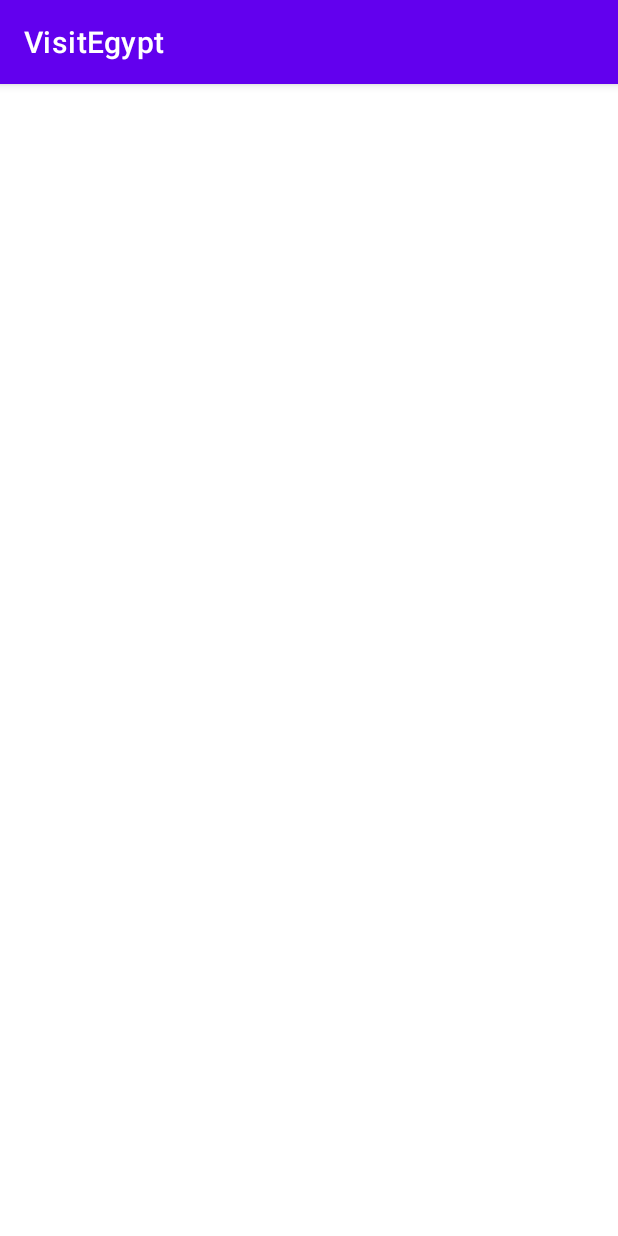
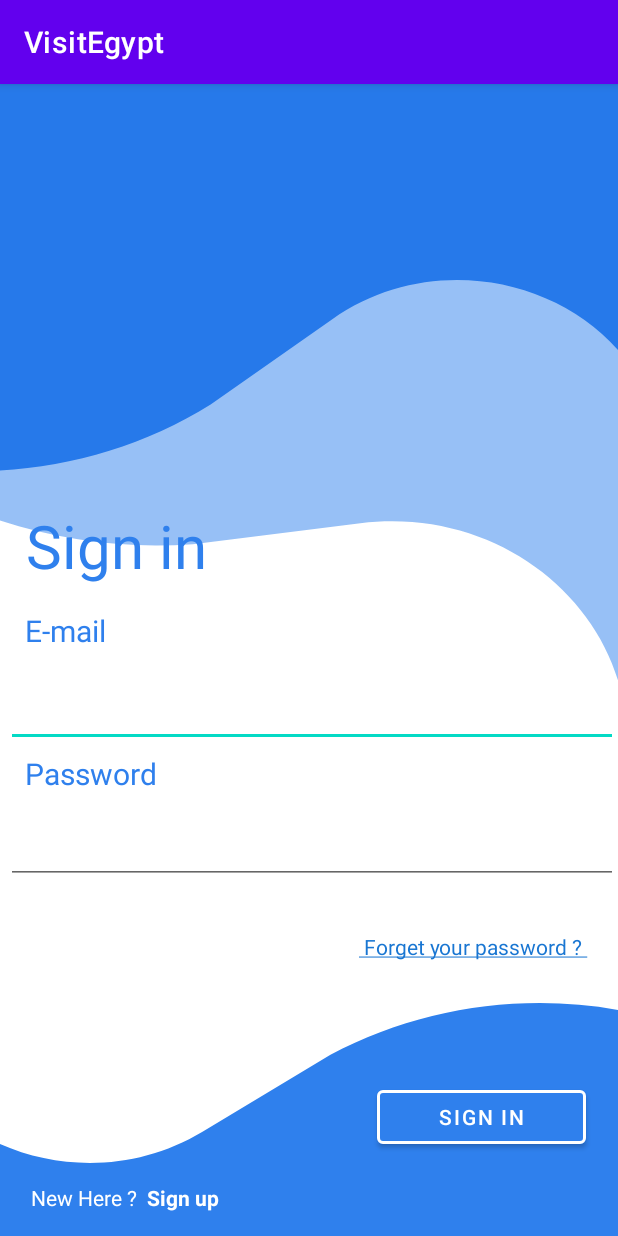
Before and after one commit to Visit-Egypt/Android, an Android app: the SignInActivity screen opened directly, with no data from a screen before it, on a phone screen of 412 x 824 dp. Run offline under Robolectric (Android 15) with nearby library versions, the phone set to English and light mode, and no system bars.

Commit message:
Design Sign in Layout

```diff
--- /dev/null
+++ b/app/src/main/res/drawable/ic_auth.xml
@@ -0,0 +1,40 @@
+<vector xmlns:android="http://schemas.android.com/apk/res/android"
+    android:width="191dp"
+    android:height="69dp"
+    android:viewportWidth="191"
+    android:viewportHeight="69">
+  <path
+      android:pathData="M14,9L49,9A5,5 0,0 1,54 14L54,49A5,5 0,0 1,49 54L14,54A5,5 0,0 1,9 49L9,14A5,5 0,0 1,14 9z"
+      android:fillColor="#ffffff"/>
+  <path
+      android:pathData="M42.531,29.297H41.625V29.25H31.5V33.75H37.858C36.93,36.37 34.438,38.25 31.5,38.25C27.772,38.25 24.75,35.228 24.75,31.5C24.75,27.772 27.772,24.75 31.5,24.75C33.221,24.75 34.786,25.399 35.978,26.459L39.16,23.277C37.151,21.405 34.463,20.25 31.5,20.25C25.287,20.25 20.25,25.287 20.25,31.5C20.25,37.713 25.287,42.75 31.5,42.75C37.713,42.75 42.75,37.713 42.75,31.5C42.75,30.746 42.672,30.009 42.531,29.297Z"
+      android:fillColor="#FFC107"/>
+  <path
+      android:pathData="M21.547,26.264L25.243,28.974C26.243,26.498 28.666,24.75 31.5,24.75C33.221,24.75 34.786,25.399 35.978,26.459L39.16,23.277C37.151,21.405 34.463,20.25 31.5,20.25C27.179,20.25 23.431,22.69 21.547,26.264Z"
+      android:fillColor="#FF3D00"/>
+  <path
+      android:pathData="M31.5,42.75C34.406,42.75 37.046,41.638 39.042,39.829L35.561,36.883C34.393,37.771 32.967,38.251 31.5,38.25C28.574,38.25 26.089,36.384 25.153,33.78L21.485,36.607C23.347,40.25 27.128,42.75 31.5,42.75Z"
+      android:fillColor="#4CAF50"/>
+  <path
+      android:pathData="M42.531,29.297H41.625V29.25H31.5V33.75H37.858C37.414,34.997 36.615,36.086 35.559,36.884L35.561,36.883L39.042,39.829C38.796,40.053 42.75,37.125 42.75,31.5C42.75,30.746 42.672,30.009 42.531,29.297Z"
+      android:fillColor="#1976D2"/>
+  <path
+      android:pathData="M136,9L171,9A5,5 0,0 1,176 14L176,49A5,5 0,0 1,171 54L136,54A5,5 0,0 1,131 49L131,14A5,5 0,0 1,136 9z"
+      android:fillColor="#ffffff"/>
+  <path
+      android:pathData="M75,9L110,9A5,5 0,0 1,115 14L115,49A5,5 0,0 1,110 54L75,54A5,5 0,0 1,70 49L70,14A5,5 0,0 1,75 9z"
+      android:fillColor="#ffffff"/>
+  <group>
+    <clip-path
+        android:pathData="M79,18h27v27h-27z"/>
+    <path
+        android:pathData="M79,18h27v27h-27z"
+        android:fillColor="#ffffff"/>
+    <path
+        android:pathData="M104.51,45C105.333,45 106,44.333 106,43.51V19.49C106,18.667 105.333,18 104.51,18H80.49C79.667,18 79,18.667 79,19.49V43.51C79,44.333 79.667,45 80.49,45H104.51"
+        android:fillColor="#395185"/>
+    <path
+        android:pathData="M97.629,45V34.544H101.139L101.665,30.469H97.629V27.868C97.629,26.688 97.957,25.884 99.649,25.884L101.807,25.883V22.239C101.433,22.189 100.153,22.078 98.662,22.078C95.551,22.078 93.422,23.977 93.422,27.464V30.469H89.903V34.544H93.422V45H97.629"
+        android:fillColor="#ffffff"/>
+  </group>
+</vector>
--- /dev/null
+++ b/app/src/main/res/drawable/ic_background.xml
@@ -0,0 +1,16 @@
+<vector xmlns:android="http://schemas.android.com/apk/res/android"
+    android:width="411dp"
+    android:height="823dp"
+    android:viewportWidth="411"
+    android:viewportHeight="823">
+  <path
+      android:pathData="M44.569,-112.381C46.502,-115.729 50.783,-116.876 54.131,-114.943L591.42,195.261C594.768,197.194 595.915,201.475 593.982,204.823L420.352,505.559C418.131,509.405 412.236,507.114 413.197,502.777C436.706,396.604 347.414,299.418 239.634,313.871L128.256,328.806C27.552,336.707 -70.732,295.29 -135.409,217.698L-141.287,210.646C-141.516,210.372 -141.549,209.984 -141.371,209.675L44.569,-112.381Z"
+      android:fillColor="#2F80ED"
+      android:fillAlpha="0.5"/>
+  <path
+      android:pathData="M-120,-65C-120,-68.866 -116.866,-72 -113,-72H436C439.866,-72 443,-68.866 443,-65V235.068C443,238.99 437.491,239.858 436.285,236.126C406.994,145.474 297.095,110.709 220.997,168.023L140.082,228.966C66.006,278.664 -27.277,290.204 -111.23,260.057L-119.49,257.091C-119.796,256.981 -120,256.691 -120,256.365V-65Z"
+      android:fillColor="#2679EA"/>
+  <path
+      android:pathData="M458.047,1005.5C457.769,1009.36 454.418,1012.26 450.562,1011.98L-97.018,972.52C-100.874,972.243 -103.775,968.891 -103.497,965.035L-81.93,665.743C-81.648,661.832 -76.091,661.362 -75.157,665.171C-52.457,757.694 54.66,800.268 134.68,748.571L219.766,693.601C297.222,649.356 391.094,644.55 472.663,680.653L480.688,684.205C480.985,684.337 481.168,684.641 481.144,684.965L458.047,1005.5Z"
+      android:fillColor="#2F80ED"/>
+</vector>
--- a/app/src/main/res/layout/activity_sign_in.xml
+++ b/app/src/main/res/layout/activity_sign_in.xml
@@ -4,6 +4,136 @@
     xmlns:tools="http://schemas.android.com/tools"
     android:layout_width="match_parent"
     android:layout_height="match_parent"
+    android:background="#FFFFFF"
     tools:context=".presentation.signin.SignInActivity">
 
+
+    <View
+        android:id="@+id/view5"
+        android:layout_width="match_parent"
+        android:layout_height="match_parent"
+        android:background="@drawable/ic_background"
+        app:layout_constraintBottom_toBottomOf="parent"
+        app:layout_constraintEnd_toEndOf="parent"
+        app:layout_constraintHorizontal_bias="0.0"
+        app:layout_constraintStart_toStartOf="parent"
+        app:layout_constraintTop_toTopOf="@+id/Login"
+        app:layout_constraintVertical_bias="1.0" />
+
+    <com.google.android.material.textview.MaterialTextView
+        android:id="@+id/Login"
+        android:layout_width="wrap_content"
+        android:layout_height="wrap_content"
+        android:layout_marginBottom="16dp"
+        android:text="@string/loginMsg"
+        android:textColor="@color/mainColor"
+        android:textSize="40sp"
+        app:layout_constraintBottom_toTopOf="@+id/EmailLabel"
+        app:layout_constraintEnd_toEndOf="@+id/view5"
+        app:layout_constraintHorizontal_bias="0.06"
+        app:layout_constraintStart_toStartOf="parent" />
+
+    <com.google.android.material.textview.MaterialTextView
+        android:id="@+id/EmailLabel"
+        android:layout_width="wrap_content"
+        android:layout_height="wrap_content"
+        android:layout_marginBottom="16dp"
+        android:text="@string/Email"
+        android:textColor="@color/mainColor"
+        android:textSize="20sp"
+        app:layout_constraintBottom_toTopOf="@+id/Email"
+        app:layout_constraintEnd_toEndOf="parent"
+        app:layout_constraintHorizontal_bias="0.047"
+        app:layout_constraintStart_toStartOf="parent" />
+
+    <com.google.android.material.textfield.MaterialAutoCompleteTextView
+        android:id="@+id/Email"
+        android:layout_width="match_parent"
+        android:layout_height="48dp"
+        android:layout_marginStart="4dp"
+        android:layout_marginBottom="4dp"
+        android:ems="10"
+        android:inputType="textEmailAddress"
+        android:textColor="#000000"
+        android:textColorHint="#373636"
+        app:layout_constraintBottom_toTopOf="@+id/passwordLabel"
+        app:layout_constraintEnd_toEndOf="parent"
+        app:layout_constraintHorizontal_bias="0.0"
+        app:layout_constraintStart_toStartOf="parent"
+        tools:ignore="SpeakableTextPresentCheck" />
+
+    <com.google.android.material.textview.MaterialTextView
+        android:id="@+id/passwordLabel"
+        android:layout_width="wrap_content"
+        android:layout_height="wrap_content"
+        android:layout_marginBottom="12dp"
+        android:text="@string/password"
+        android:textColor="@color/mainColor"
+        android:textSize="20sp"
+        app:layout_constraintBottom_toTopOf="@+id/passowrd"
+        app:layout_constraintEnd_toEndOf="parent"
+        app:layout_constraintHorizontal_bias="0.052"
+        app:layout_constraintStart_toStartOf="parent" />
+
+    <com.google.android.material.textfield.MaterialAutoCompleteTextView
+        android:id="@+id/passowrd"
+        android:layout_width="match_parent"
+        android:layout_height="48dp"
+        android:layout_marginStart="4dp"
+        android:layout_marginBottom="32dp"
+        android:ems="10"
+        android:inputType="textPassword"
+        android:textColorHint="#3A3939"
+        app:layout_constraintBottom_toTopOf="@+id/forgetPassword"
+        app:layout_constraintEnd_toEndOf="parent"
+        app:layout_constraintHorizontal_bias="0.0"
+        app:layout_constraintStart_toStartOf="parent"
+        tools:ignore="SpeakableTextPresentCheck" />
+
+    <com.google.android.material.textview.MaterialTextView
+        android:id="@+id/forgetPassword"
+        android:layout_width="wrap_content"
+        android:layout_height="wrap_content"
+        android:layout_below="@id/passowrd"
+        android:layout_alignParentEnd="true"
+        android:layout_marginBottom="80dp"
+
+        android:text="@string/forgetPassword"
+        android:textColor="#1976D2"
+        android:textSize="14sp"
+        app:layout_constraintBottom_toTopOf="@+id/signinbutton"
+        app:layout_constraintEnd_toEndOf="parent"
+        app:layout_constraintHorizontal_bias="0.933"
+        app:layout_constraintStart_toStartOf="parent" />
+
+    <com.google.android.material.button.MaterialButton
+        android:id="@+id/signinbutton"
+        android:layout_width="139dp"
+        android:layout_height="wrap_content"
+        android:layout_marginBottom="20dp"
+        android:backgroundTint="@color/mainColor"
+        android:text="@string/sign_in"
+        app:layout_constraintBottom_toTopOf="@+id/materialTextView"
+        app:layout_constraintEnd_toEndOf="parent"
+        app:layout_constraintHorizontal_bias="0.922"
+        app:layout_constraintStart_toStartOf="parent"
+        app:strokeColor="#FFFFFF"
+        app:strokeWidth="2dp"
+        tools:ignore="DuplicateSpeakableTextCheck" />
+
+    <com.google.android.material.textview.MaterialTextView
+        android:id="@+id/materialTextView"
+        android:layout_width="wrap_content"
+        android:layout_height="wrap_content"
+        android:layout_marginBottom="16dp"
+        android:text="@string/newHere"
+        android:textColor="@color/white"
+        app:layout_constraintBottom_toBottomOf="parent"
+        app:layout_constraintEnd_toEndOf="parent"
+        app:layout_constraintHorizontal_bias="0.062"
+        app:layout_constraintStart_toStartOf="parent"
+
+        />
+
+
 </androidx.constraintlayout.widget.ConstraintLayout>
--- a/app/src/main/res/values/colors.xml
+++ b/app/src/main/res/values/colors.xml
@@ -7,4 +7,5 @@
     <color name="teal_700">#FF018786</color>
     <color name="black">#FF000000</color>
     <color name="white">#FFFFFFFF</color>
+    <color name="mainColor">#2F80ED</color>
 </resources>
--- a/app/src/main/res/values/strings.xml
+++ b/app/src/main/res/values/strings.xml
@@ -1,3 +1,18 @@
 <resources>
     <string name="app_name">VisitEgypt</string>
+    <string name= "Email">E-mail</string>
+    <string name="loginMsg" >Sign in</string>
+    <string name="password" >Password</string>
+    <string name="forgetPassword" >
+        <u>
+            Forget your password ?
+        </u>
+    </string>
+    <string name="newHere" >
+        New Here ?
+        <b>
+            Sign up
+        </b>
+    </string>
+    <string name="sign_in">Sign in</string>
 </resources>
```
